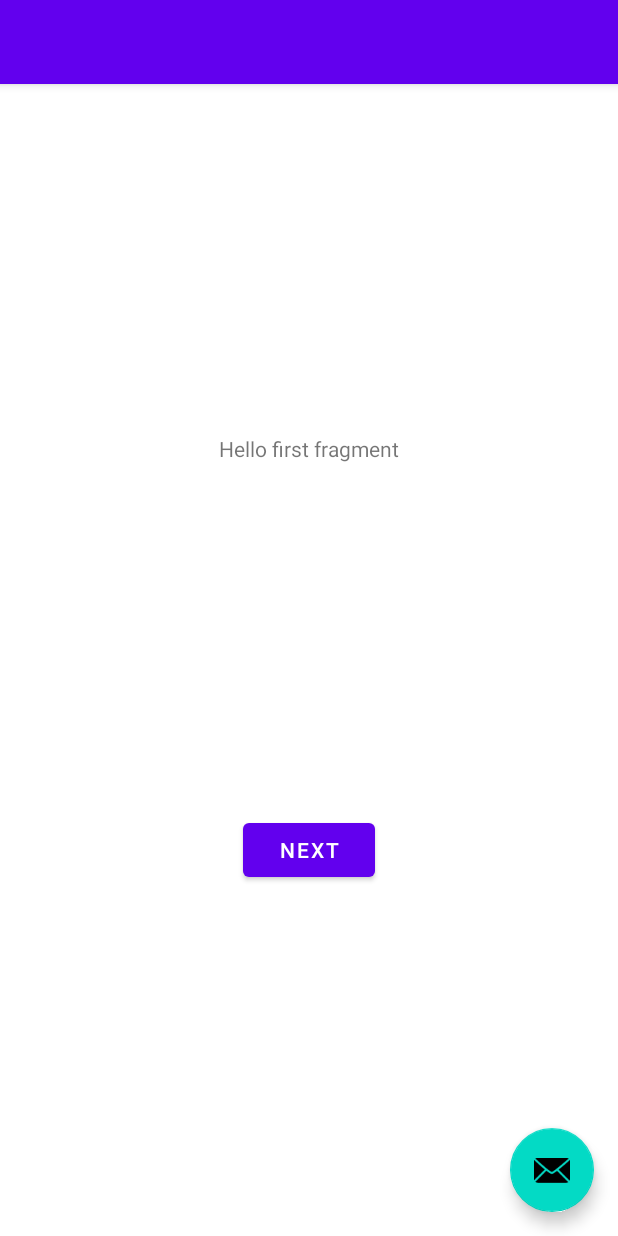
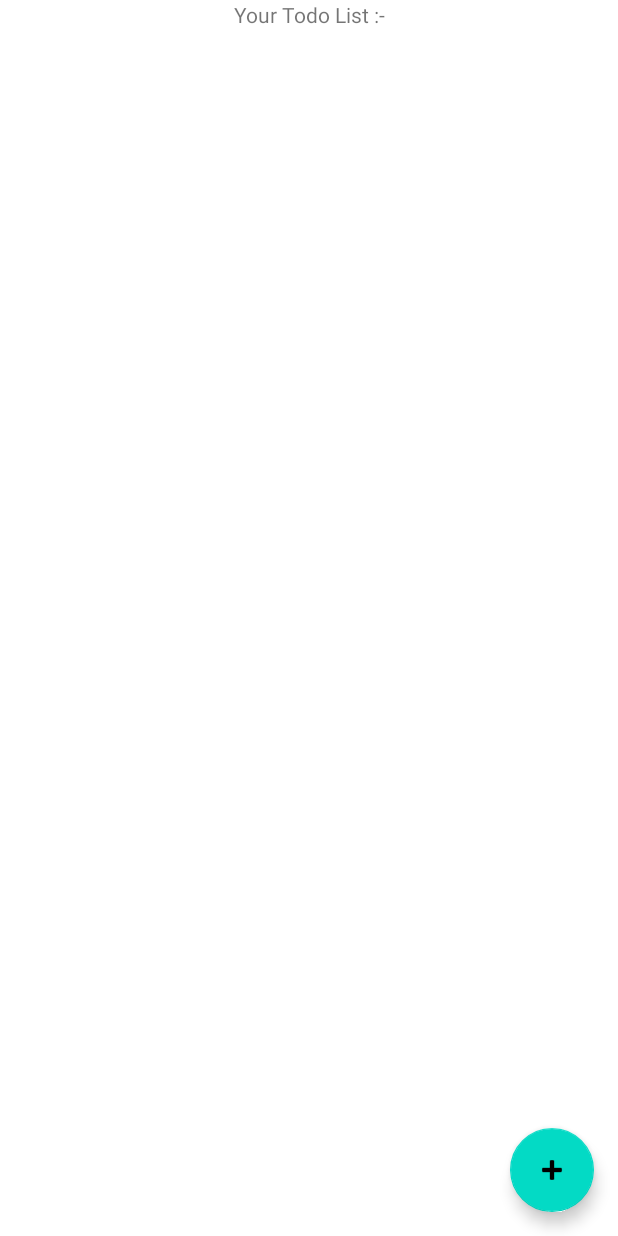
Before and after one commit to Rushabh795/TodoList-App, an Android app: the layout activity_main.xml on its own in the app's theme, with its tools: preview values and no code run, on a phone screen of 412 x 824 dp. Run offline under Robolectric (Android 15) with nearby library versions, the phone set to English and light mode, and no system bars.

Commit message:
-Add Listview in main layout -Create bottomsheetBar custom dialog layout

```diff
--- a/app/src/main/res/layout/activity_main.xml
+++ b/app/src/main/res/layout/activity_main.xml
@@ -6,21 +6,25 @@
     android:layout_height="match_parent"
     tools:context=".MainActivity">
 
-    <com.google.android.material.appbar.AppBarLayout
+    <RelativeLayout xmlns:android="http://schemas.android.com/apk/res/android"
         android:layout_width="match_parent"
-        android:layout_height="wrap_content"
-        android:theme="@style/Theme.TodoListApp.AppBarOverlay">
+        android:layout_height="match_parent">
 
-        <androidx.appcompat.widget.Toolbar
-            android:id="@+id/toolbar"
+        <TextView
+            android:id="@+id/tvList"
             android:layout_width="match_parent"
-            android:layout_height="?attr/actionBarSize"
-            android:background="?attr/colorPrimary"
-            app:popupTheme="@style/Theme.TodoListApp.PopupOverlay" />
+            android:layout_height="wrap_content"
+            android:text="Your Todo List :-"
+            android:textAlignment="center" />
 
-    </com.google.android.material.appbar.AppBarLayout>
-
-    <include layout="@layout/content_main" />
+        <ListView
+            android:id="@+id/Ltlist"
+            android:layout_width="wrap_content"
+            android:layout_height="wrap_content"
+            android:layout_below="@+id/tvList"
+            android:layout_alignParentStart="true"
+            android:transcriptMode="alwaysScroll" />
+    </RelativeLayout>
 
     <com.google.android.material.floatingactionbutton.FloatingActionButton
         android:id="@+id/fab"
@@ -29,6 +33,7 @@
         android:layout_gravity="bottom|end"
         android:layout_marginEnd="@dimen/fab_margin"
         android:layout_marginBottom="16dp"
-        app:srcCompat="@android:drawable/ic_dialog_email" />
+        app:srcCompat="@android:drawable/ic_input_add" />
+
 
 </androidx.coordinatorlayout.widget.CoordinatorLayout>
```
